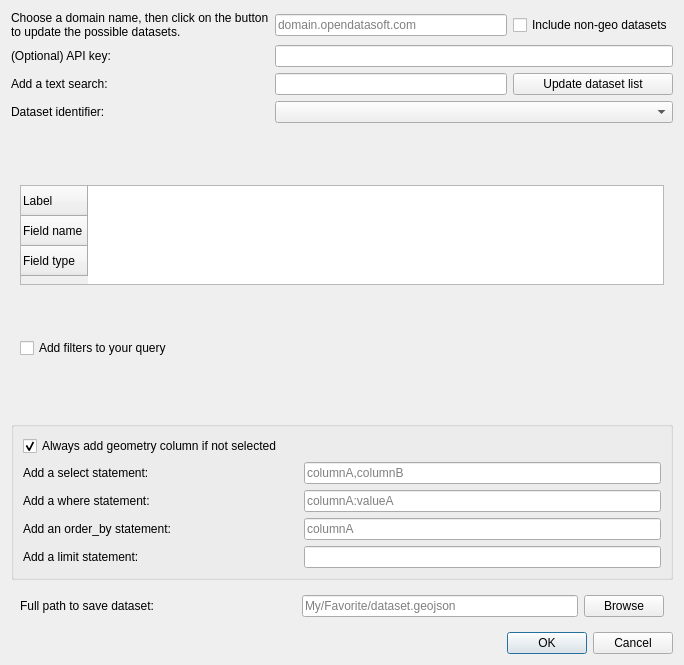
opendatasoft/qgis-ods-plugin, file plugin_dialog.ui: the form before one commit.
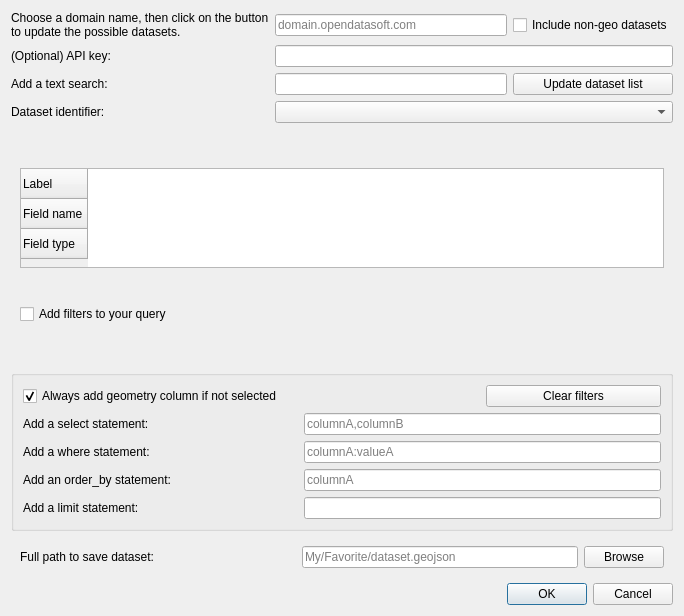
The form after the commit.

Commit message: add clear filters button

What changed in the file:
```diff
--- a/plugin_dialog.ui
+++ b/plugin_dialog.ui
@@ -7,7 +7,7 @@
     <x>0</x>
     <y>0</y>
     <width>684</width>
-    <height>665</height>
+    <height>616</height>
    </rect>
   </property>
   <property name="windowTitle">
@@ -213,6 +213,13 @@
         </property>
        </widget>
       </item>
+      <item row="0" column="2">
+       <widget class="QPushButton" name="clearFiltersButton">
+        <property name="text">
+         <string>Clear filters</string>
+        </property>
+       </widget>
+      </item>
      </layout>
     </widget>
    </item>
```
The commit also changes 1 other file.
